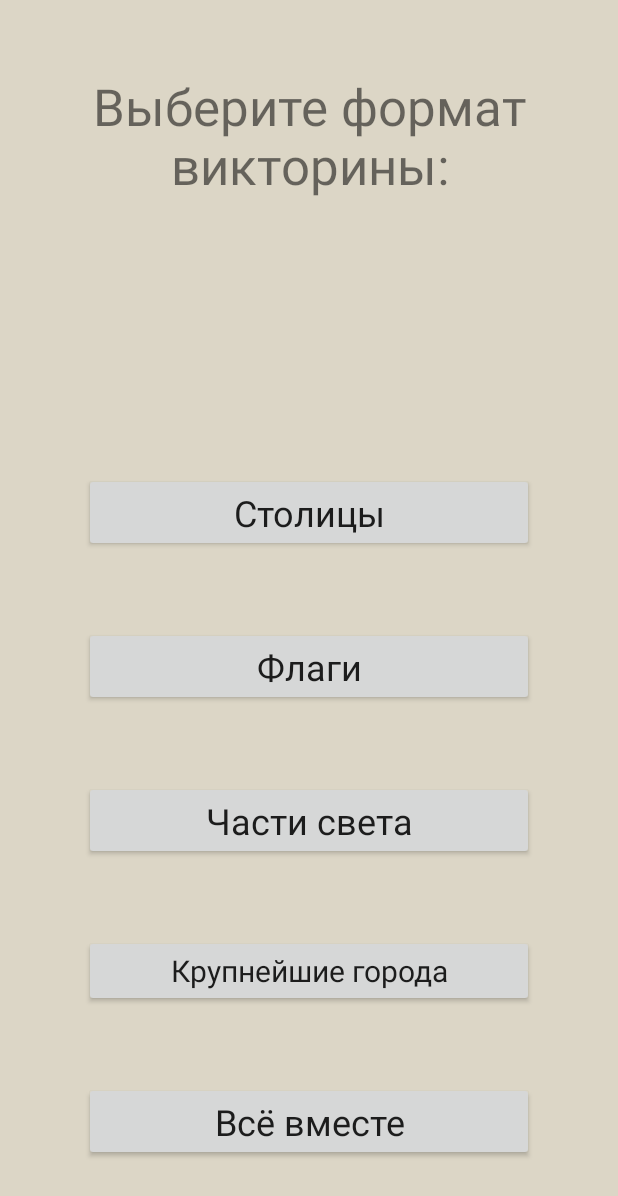
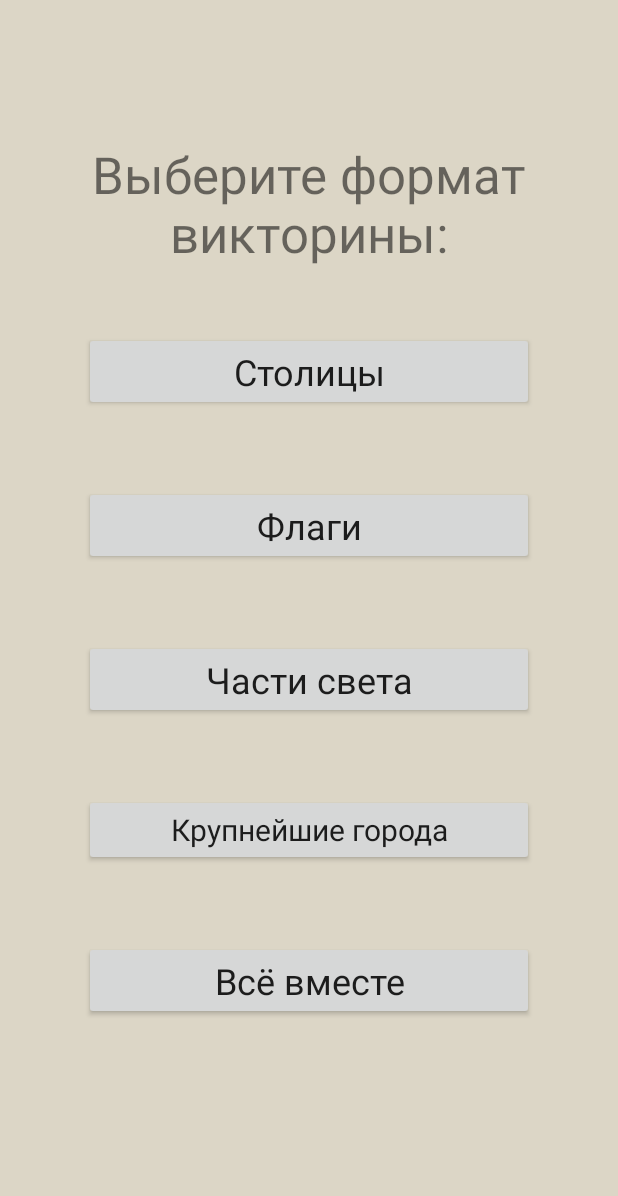
Before and after one commit to HadronCollider/practice21.2-7, an Android app: the FormatActivity screen opened directly, with no data from a screen before it, on a phone screen of 412 x 824 dp. Shown: the top 1196 px of the screen. Run offline under Robolectric (Android 15) with nearby library versions, the phone set to English and light mode, and no system bars.

Commit message:
activity_format centered

```diff
--- a/app/src/main/res/layout/activity_format.xml
+++ b/app/src/main/res/layout/activity_format.xml
@@ -1,39 +1,60 @@
 <?xml version="1.0" encoding="utf-8"?>
-<androidx.constraintlayout.widget.ConstraintLayout xmlns:android="http://schemas.android.com/apk/res/android"
+<LinearLayout xmlns:android="http://schemas.android.com/apk/res/android"
     xmlns:app="http://schemas.android.com/apk/res-auto"
     xmlns:tools="http://schemas.android.com/tools"
     android:layout_width="match_parent"
     android:layout_height="match_parent"
     android:background="#DCD6C6"
-    tools:context=".FormatActivity">
+    tools:context=".FormatActivity"
+    android:orientation="vertical"
+    android:gravity="center">
 
     <TextView
         android:id="@+id/fTextView"
         android:layout_width="322dp"
         android:layout_height="98dp"
-        android:layout_marginTop="48dp"
         android:fontFamily="sans-serif"
         android:text="Выберите формат викторины:"
         android:textAlignment="center"
         android:textSize="34sp"
-        app:layout_constraintEnd_toEndOf="parent"
-        app:layout_constraintStart_toStartOf="parent"
-        app:layout_constraintTop_toTopOf="parent" />
+        android:layout_marginBottom="30dp"/>
 
     <Button
-        android:id="@+id/b_all"
+        android:id="@+id/b_capitals"
         android:layout_width="300dp"
         android:layout_height="wrap_content"
         android:layout_marginLeft="50dp"
         android:layout_marginRight="50dp"
         android:layout_marginBottom="50dp"
         android:fontFamily="sans-serif"
-        android:text="Всё вместе"
+        android:text="Столицы"
         android:textAllCaps="false"
-        android:textSize="24sp"
-        app:layout_constraintBottom_toBottomOf="parent"
-        app:layout_constraintEnd_toEndOf="parent"
-        app:layout_constraintStart_toStartOf="parent" />
+        android:textSize="24sp" />
+
+    <Button
+        android:id="@+id/b_flags"
+        android:layout_width="300dp"
+        android:layout_height="wrap_content"
+        android:layout_marginLeft="50dp"
+        android:layout_marginRight="50dp"
+        android:layout_marginBottom="50dp"
+        android:fontFamily="sans-serif"
+        android:text="Флаги"
+        android:textAllCaps="false"
+        android:textSize="24sp" />
+
+
+    <Button
+        android:id="@+id/b_continents"
+        android:layout_width="300dp"
+        android:layout_height="wrap_content"
+        android:layout_marginLeft="50dp"
+        android:layout_marginRight="50dp"
+        android:layout_marginBottom="50dp"
+        android:fontFamily="sans-serif"
+        android:text="Части света"
+        android:textAllCaps="false"
+        android:textSize="24sp" />
 
     <Button
         android:id="@+id/b_large_cities"
@@ -46,57 +67,21 @@
         android:text="Крупнейшие города"
         android:textAllCaps="false"
         android:textSize="20sp"
-        app:layout_constraintBottom_toTopOf="@+id/b_all"
-        app:layout_constraintEnd_toEndOf="parent"
-        app:layout_constraintHorizontal_bias="0.495"
-        app:layout_constraintStart_toStartOf="parent" />
+        app:layout_constraintBottom_toTopOf="@+id/b_all" />
 
     <Button
-        android:id="@+id/b_continents"
+        android:id="@+id/b_all"
         android:layout_width="300dp"
         android:layout_height="wrap_content"
         android:layout_marginLeft="50dp"
         android:layout_marginRight="50dp"
         android:layout_marginBottom="50dp"
         android:fontFamily="sans-serif"
-        android:text="Части света"
+        android:text="Всё вместе"
         android:textAllCaps="false"
-        android:textSize="24sp"
-        app:layout_constraintBottom_toTopOf="@+id/b_large_cities"
-        app:layout_constraintEnd_toEndOf="parent"
-        app:layout_constraintHorizontal_bias="0.495"
-        app:layout_constraintStart_toStartOf="parent" />
+        android:textSize="24sp" />
 
-    <Button
-        android:id="@+id/b_flags"
-        android:layout_width="300dp"
-        android:layout_height="wrap_content"
-        android:layout_marginLeft="50dp"
-        android:layout_marginRight="50dp"
-        android:layout_marginBottom="50dp"
-        android:fontFamily="sans-serif"
-        android:text="Флаги"
-        android:textAllCaps="false"
-        android:textSize="24sp"
-        app:layout_constraintBottom_toTopOf="@+id/b_continents"
-        app:layout_constraintEnd_toEndOf="parent"
-        app:layout_constraintHorizontal_bias="0.495"
-        app:layout_constraintStart_toStartOf="parent" />
 
-    <Button
-        android:id="@+id/b_capitals"
-        android:layout_width="300dp"
-        android:layout_height="wrap_content"
-        android:layout_marginLeft="50dp"
-        android:layout_marginRight="50dp"
-        android:layout_marginBottom="50dp"
-        android:fontFamily="sans-serif"
-        android:text="Столицы"
-        android:textAllCaps="false"
-        android:textSize="24sp"
-        app:layout_constraintBottom_toTopOf="@+id/b_flags"
-        app:layout_constraintEnd_toEndOf="parent"
-        app:layout_constraintHorizontal_bias="0.495"
-        app:layout_constraintStart_toStartOf="parent" />
 
-</androidx.constraintlayout.widget.ConstraintLayout>
+
+</LinearLayout>
```
